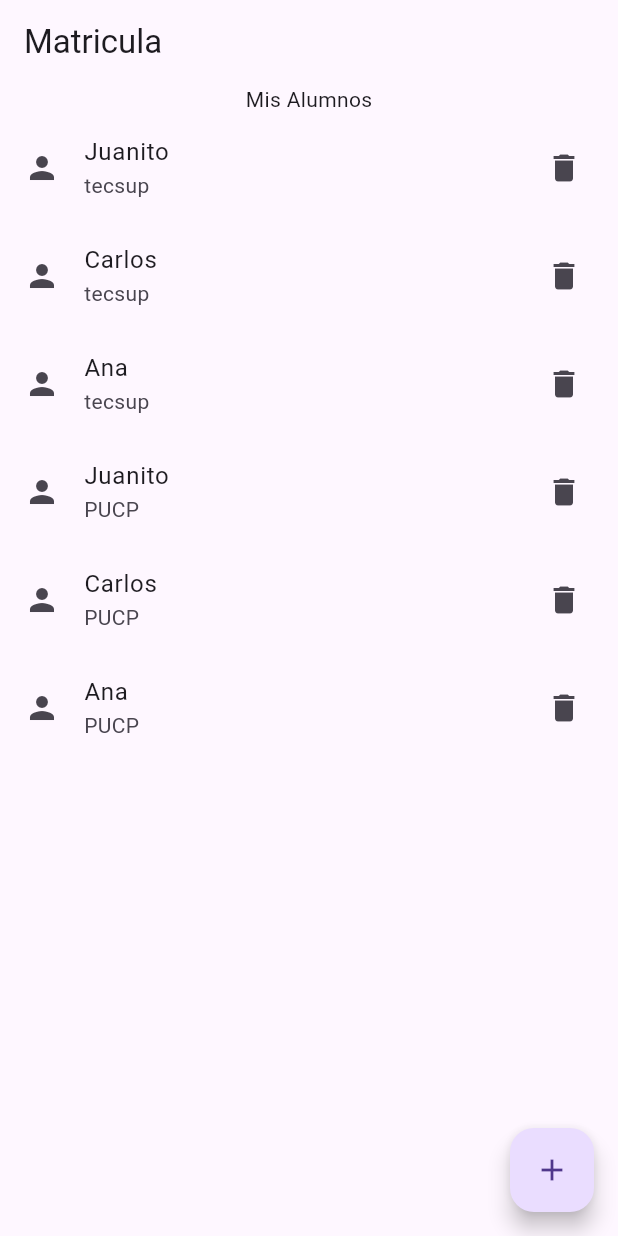
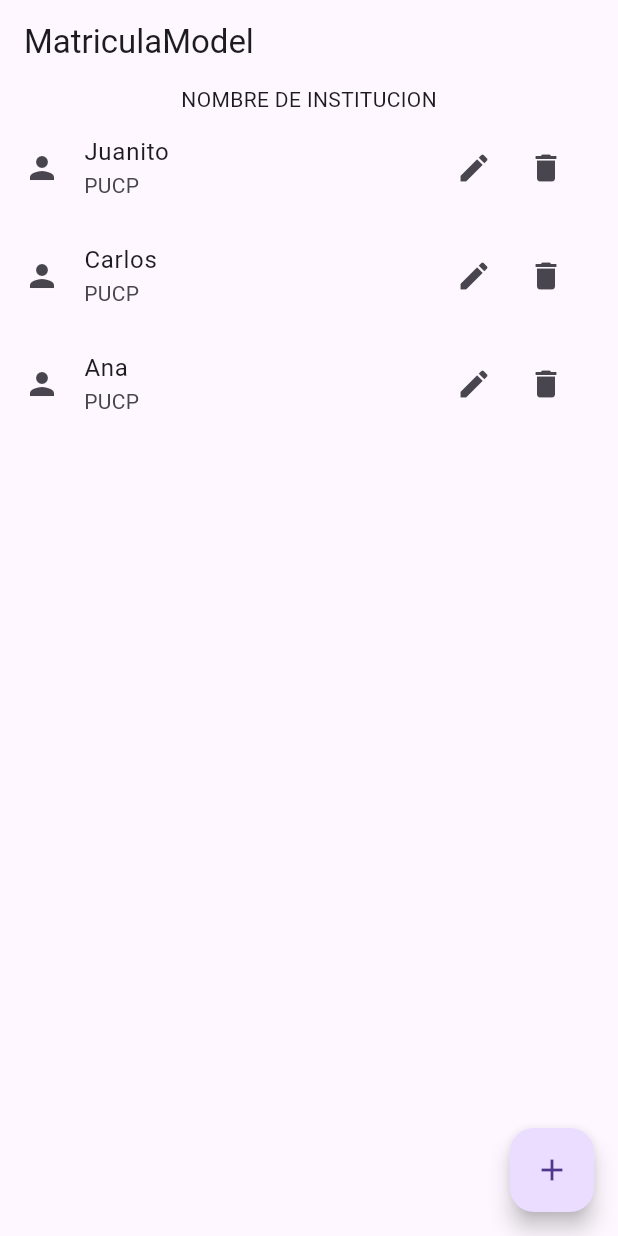
Before and after one commit to Ahrend03/flutter_matriculasapp, a Flutter app: the screen it shows after launch, on a phone screen of 412 x 824 dp. Run offline on Flutter 3.47's test engine with Material 3 defaults, Android fonts, the phone set to English and light mode, and no system bars.

Commit message:
nombre_institucion

```diff
--- a/lib/main.dart
+++ b/lib/main.dart
@@ -3,7 +3,7 @@ import 'package:flutter_matriculasapp/pages/matricula_page.dart';
 
 void main() {
    runApp(MaterialApp(
-    home: MatriculaPage(),
+    home: MatriculaModelPage(),
     debugShowCheckedModeBanner: false,
   ));
 }
--- a/lib/models/alumno_model.dart
+++ b/lib/models/alumno_model.dart
@@ -1,9 +1,9 @@
-class Alumno{
+class AlumnoModel{
   String nombre;
   String correo;
   String dni;
 
-  Alumno(this.nombre,this.correo,this.dni);
+  AlumnoModel(this.nombre,this.correo,this.dni);
 
 
 }
--- a/lib/models/carrera_model.dart
+++ b/lib/models/carrera_model.dart
@@ -1,5 +1,5 @@
-class Carrera{
+class CarreraModel{
   String titulo;
   String duracion;
-  Carrera({required this.titulo, required this.duracion});
+  CarreraModel({required this.titulo, required this.duracion});
 }
--- /dev/null
+++ b/lib/models/institucion_model.dart
@@ -0,0 +1,17 @@
+import 'package:flutter_matriculasapp/models/matricula_model.dart';
+
+class InstitucionModel{
+  String nombre;
+  String direccion;
+  String ruc;
+  String telefono;
+  List<MatriculaModel> matriculas;
+
+  InstitucionModel({
+    required this.nombre,
+    required this.direccion,
+    required this.ruc,
+    required this.telefono,
+    required this.matriculas
+  });
+}
--- a/lib/models/matricula_model.dart
+++ b/lib/models/matricula_model.dart
@@ -1,12 +1,12 @@
 import 'package:flutter_matriculasapp/models/alumno_model.dart';
 import 'package:flutter_matriculasapp/models/carrera_model.dart';
 
-class Matricula{
-  Alumno alumno;
+class MatriculaModel{
+  AlumnoModel alumno;
   String? fecha;
   String hora;
-  Carrera carrera;
-  Matricula({
+  CarreraModel carrera;
+  MatriculaModel({
     required this.alumno,
     this.fecha,
     this.hora = "10:00",
--- a/lib/pages/alumno_card.dart
+++ /dev/null
@@ -1,27 +0,0 @@
-import 'package:flutter/material.dart';
-
-class AlumnoCard extends StatelessWidget{
-  String name;
-  String institucion;
-
-AlumnoCard({required this.name, required this.institucion});
-
-  @override
-  Widget build(BuildContext context) {
-    // TODO: implement build
-    return ListTile(leading: Icon(Icons.person),
-          title: Text(name),
-          subtitle:  Text(institucion),
-          trailing:
-           GestureDetector(
-            child: Icon(Icons.delete),
-              onTap: (){
-                print("Hola");
-              },
-              onDoubleTap: (){
-                print("Doble Tap");
-              },
-            ),
-        );
-  }
-}
--- /dev/null
+++ b/lib/pages/item_card.dart
@@ -0,0 +1,35 @@
+import 'package:flutter/material.dart';
+import 'package:flutter/widgets.dart';
+
+class ItemCard extends StatelessWidget{
+  String name;
+  String institucion;
+  VoidCallback funciondel;
+  VoidCallback funcionedit;
+
+ItemCard({required this.name, required this.institucion, required this.funciondel, required this.funcionedit});
+
+  @override
+  Widget build(BuildContext context) {
+    // TODO: implement build
+    return ListTile(
+      leading: Icon(Icons.person),
+      title: Text(name),
+      subtitle:  Text(institucion),
+      trailing:
+        Row(
+          mainAxisSize: MainAxisSize.min,
+          children: [
+             IconButton(
+            icon: Icon(Icons.edit),
+            onPressed: funcionedit,
+               ),
+            IconButton(
+            icon: Icon(Icons.delete),
+            onPressed: funciondel,
+               ),
+          ],
+        ),
+        );
+  }
+}
--- a/lib/pages/matricula_page.dart
+++ b/lib/pages/matricula_page.dart
@@ -1,29 +1,36 @@
 import 'package:flutter/material.dart';
 import 'package:flutter_matriculasapp/models/carrera_model.dart';
+import 'package:flutter_matriculasapp/models/institucion_model.dart';
 import 'package:flutter_matriculasapp/models/matricula_model.dart';
-import 'package:flutter_matriculasapp/pages/alumno_card.dart';
+import 'package:flutter_matriculasapp/pages/item_card.dart';
 import 'package:flutter_matriculasapp/models/alumno_model.dart';
 
-class MatriculaPage extends StatefulWidget{
+class MatriculaModelPage extends StatefulWidget{
   @override
-  State<MatriculaPage> createState() => _MatriculaPageState();
+  State<MatriculaModelPage> createState() => _MatriculaModelPageState();
 }
 
-class _MatriculaPageState extends State<MatriculaPage> {
-  Matricula nuevomatricola = Matricula(alumno: Alumno("Jeremy", "jeremy@gmail.com", "45858565"),
-  fecha: "26/05/2024",carrera: Carrera(titulo: "Ing. Sistemas",duracion: "5años"));
+class _MatriculaModelPageState extends State<MatriculaModelPage> {
+  MatriculaModel nuevomatricola = MatriculaModel(alumno: AlumnoModel("Jeremy", "jeremy@gmail.com", "45858565"),
+  fecha: "26/05/2024",carrera: CarreraModel(titulo: "Ing. Sistemas",duracion: "5años"));
 
-  List<Alumno> alumnoList = [
-    Alumno("Juanito", "juanito@gmail.com", "123456789"),
-    Alumno("Carlos", "carlos@gmail.com", "85859858"),
-    Alumno("Ana", "ana@gmail.com", "85859595")
+  List<AlumnoModel> alumnoList = [
+    AlumnoModel("Juanito", "juanito@gmail.com", "123456789"),
+    AlumnoModel("Carlos", "carlos@gmail.com", "85859858"),
+    AlumnoModel("Ana", "ana@gmail.com", "85859595")
+  ];
+
+
+  List<InstitucionModel> institucion = [
+    InstitucionModel(nombre: "av123",
+    direccion: "ica", ruc: "12345678912", telefono: "2555", matriculas: [])
   ];
 
   List<Widget> tilesList = [];
 
   generateListTile(){
     alumnoList.forEach((element){
-      tilesList.add(AlumnoCard(name: element.nombre, institucion: "tecsup"));
+      tilesList.add(ItemCard(name: element.nombre, institucion: "tecsup",funciondel: (){},funcionedit: (){},));
     });
   }
 
@@ -33,22 +40,40 @@ class _MatriculaPageState extends State<MatriculaPage> {
     super.initState();
   }
 
+
   @override
   Widget build(BuildContext context){
     return Scaffold(
-      floatingActionButton: FloatingActionButton
-      (onPressed: (){
-        Alumno auxAlumno = Alumno("Mario", "mario@gmail.com", "85458565");
-        alumnoList.add(auxAlumno);
-        generateListTile();
+      floatingActionButton:
+        FloatingActionButton(
+          onPressed: (){
+        AlumnoModel auxAlumnoModel = AlumnoModel("Mario", "mario@gmail.com", "85458565");
+        alumnoList.add(auxAlumnoModel);
+        //tilesList = [];
+       // generateListTile();
         setState(() { });
       },
-      child: Icon(Icons.add),),
-      appBar: AppBar(title: Text("Matricula"),
+      child:
+      Icon(Icons.add),),
+      appBar: AppBar(title: Text("MatriculaModel"),
       ),
-      body: Column(children: [Text("Mis Alumnos"),
-      ...tilesList,
-      ...alumnoList.map((mandarina)=> AlumnoCard(name: mandarina.nombre, institucion: "PUCP")
+      body:
+      Column(
+        children: [
+
+          Text("NOMBRE DE INSTITUCION"),
+      //...tilesList,
+      ...alumnoList.map((alumnoseleccionadp)=> ItemCard(name: alumnoseleccionadp.nombre,
+      institucion: "PUCP",funciondel: (){
+        alumnoList.remove(alumnoseleccionadp);
+        print(alumnoseleccionadp.nombre);
+        setState(() {
+        });
+        },funcionedit: (){
+        alumnoList[alumnoList.indexOf(alumnoseleccionadp)] = AlumnoModel("Jesus", "calos@gmail,com", "4585222");
+          setState(() {
+          });
+        },)
       ).toList(),
       ],
       ),
```
Also changed, not shown: 4 other files.
